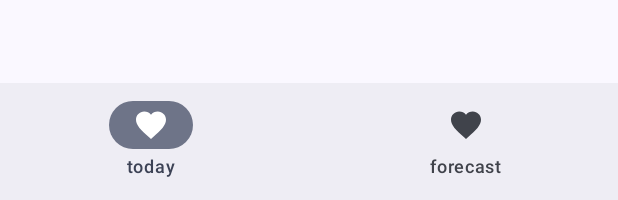
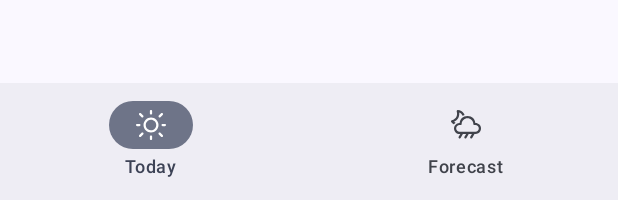
Before and after one commit to Niqrs/Weather-App, an Android app built with Jetpack Compose: the @Preview function DefaultPreview, on a phone screen of 412 x 824 dp. Shown: the part 1033-1233 px from the top of the screen. Run offline under Robolectric (Android 15) with nearby library versions, the phone set to English and light mode, and no system bars.

Commit message:
Added weather icons

```diff
--- a/app/src/main/java/com/niqr/weatherapp/navigation/Navigation.kt
+++ b/app/src/main/java/com/niqr/weatherapp/navigation/Navigation.kt
@@ -5,8 +5,8 @@ import androidx.compose.material.icons.filled.Favorite
 import androidx.compose.material3.*
 import androidx.compose.runtime.Composable
 import androidx.compose.runtime.getValue
+import androidx.compose.ui.res.painterResource
 import androidx.navigation.NavController
-import androidx.navigation.NavDestination.Companion.hierarchy
 import androidx.navigation.compose.NavHost
 import androidx.navigation.compose.composable
 import androidx.navigation.compose.currentBackStackEntryAsState
@@ -37,8 +37,8 @@ fun BottomNavigationBar(navController: NavController) {
     NavigationBar() {
         bottomBarScreens.forEach { screen ->
             NavigationBarItem(
-                icon = { Icon(Icons.Filled.Favorite, contentDescription = null) },
-                label = { Text(screen.route) },
+                icon = { Icon(painter = painterResource(screen.icon!!), contentDescription = null) },
+                label = { Text(screen.route.replaceFirstChar{ it.uppercaseChar() }) },
                 selected = currentRoute == screen.route,
                 onClick = {
                     navController.navigate(screen.route) {
--- a/app/src/main/java/com/niqr/weatherapp/navigation/Screen.kt
+++ b/app/src/main/java/com/niqr/weatherapp/navigation/Screen.kt
@@ -1,8 +1,13 @@
 package com.niqr.weatherapp.navigation
 
-sealed class Screen(val route: String) {
-    object Today : Screen("today")
-    object  Forecast : Screen("forecast")
+import android.graphics.drawable.Icon
+import androidx.compose.material3.Icon
+import com.niqr.weatherapp.R
+
+
+sealed class Screen(val route: String, val icon: Int? = null) {
+    object Today : Screen("today", R.drawable.ic_weather_day_clear_sky_24dp)
+    object  Forecast : Screen("forecast", R.drawable.ic_weather_night_rain_24dp)
 }
 
 val bottomBarScreens = listOf(
--- /dev/null
+++ b/app/src/main/res/drawable/ic_weather_day_clear_sky_24dp.xml
@@ -0,0 +1,9 @@
+<vector xmlns:android="http://schemas.android.com/apk/res/android"
+    android:width="24dp"
+    android:height="24dp"
+    android:viewportWidth="24"
+    android:viewportHeight="24">
+  <path
+      android:pathData="M12,2a0.75,0.75 0,0 1,0.75 0.75v1.5a0.75,0.75 0,1 1,-1.5 0v-1.5A0.75,0.75 0,0 1,12 2ZM12,17a5,5 0,1 0,0 -10,5 5,0 0,0 0,10ZM12,15.5a3.5,3.5 0,1 1,0 -7,3.5 3.5,0 0,1 0,7ZM21.25,12.75a0.75,0.75 0,1 0,0 -1.5h-1.5a0.75,0.75 0,1 0,0 1.5h1.5ZM12,19a0.75,0.75 0,0 1,0.75 0.75v1.5a0.75,0.75 0,1 1,-1.5 0v-1.5A0.75,0.75 0,0 1,12 19ZM4.25,12.75a0.75,0.75 0,1 0,0 -1.5h-1.5a0.75,0.75 0,1 0,0 1.5h1.5ZM4.22,4.22a0.75,0.75 0,0 1,1.06 0l1.5,1.5a0.75,0.75 0,0 1,-1.06 1.06l-1.5,-1.5a0.75,0.75 0,0 1,0 -1.06ZM5.28,19.78a0.75,0.75 0,1 1,-1.06 -1.06l1.5,-1.5a0.75,0.75 0,1 1,1.06 1.06l-1.5,1.5ZM19.78,4.22a0.75,0.75 0,0 0,-1.06 0l-1.5,1.5a0.75,0.75 0,0 0,1.06 1.06l1.5,-1.5a0.75,0.75 0,0 0,0 -1.06ZM18.72,19.78a0.75,0.75 0,1 0,1.06 -1.06l-1.5,-1.5a0.75,0.75 0,1 0,-1.06 1.06l1.5,1.5Z"
+      android:fillColor="#000"/>
+</vector>
--- /dev/null
+++ b/app/src/main/res/drawable/ic_weather_night_rain_24dp.xml
@@ -0,0 +1,9 @@
+<vector xmlns:android="http://schemas.android.com/apk/res/android"
+    android:width="24dp"
+    android:height="24dp"
+    android:viewportWidth="24"
+    android:viewportHeight="24">
+  <path
+      android:pathData="M13.001,6.017c3.169,0 4.966,2.098 5.228,4.63h0.08A3.688,3.688 0,0 1,22 14.33a3.685,3.685 0,0 1,-3.692 3.683h-0.636l-1.536,2.612a0.75,0.75 0,0 1,-1.344 -0.658l0.045,-0.092 1.103,-1.863h-2.136l-1.536,2.613a0.75,0.75 0,0 1,-1.344 -0.658l0.045,-0.092 1.103,-1.863L9.935,18.012L8.4,20.625a0.75,0.75 0,0 1,-1.344 -0.658l0.045,-0.092 1.102,-1.863h-0.51a3.687,3.687 0,0 1,-3.691 -3.682,3.687 3.687,0 0,1 3.692,-3.682h0.08c0.263,-2.55 2.059,-4.63 5.227,-4.63v-0.001ZM13.001,7.515c-2.071,0 -3.877,1.633 -3.877,3.89 0,0.357 -0.319,0.637 -0.684,0.637h-0.69c-1.261,0 -2.284,1.002 -2.284,2.237s1.023,2.236 2.284,2.236h10.503c1.26,0 2.283,-1.001 2.283,-2.236 0,-1.236 -1.023,-2.237 -2.284,-2.237h-0.69c-0.365,0 -0.684,-0.28 -0.684,-0.638 0,-2.285 -1.806,-3.889 -3.877,-3.889ZM6.588,2.01a5.058,5.058 0,0 1,2.263 0.673A5.056,5.056 0,0 1,11.06 5.28c-0.5,0.14 -0.963,0.337 -1.386,0.584A3.555,3.555 0,0 0,7.484 3.7c0.16,1.351 -0.048,2.513 -0.623,3.61l-0.118,0.214c-0.57,0.976 -1.432,1.707 -2.718,2.304 0.318,0.264 0.68,0.472 1.069,0.614 -0.45,0.302 -0.845,0.681 -1.165,1.119l-0.155,-0.085a5.06,5.06 0,0 1,-1.642 -1.514,0.75 0.75,0 0,1 0.365,-1.133c1.643,-0.588 2.528,-1.25 3.034,-2.215 0.553,-1.055 0.655,-2.174 0.288,-3.678a0.75,0.75 0,0 1,0.77 -0.927l-0.001,0.001Z"
+      android:fillColor="#000"/>
+</vector>
```
Also changed, not shown: app/src/main/res/drawable/ic_weather_day_broken_clouds_24dp.xml (added, +9 -0 lines), app/src/main/res/drawable/ic_weather_day_few_clouds_24dp.xml (added, +9 -0 lines), app/src/main/res/drawable/ic_weather_day_mist_24dp.xml (added, +9 -0 lines), app/src/main/res/drawable/ic_weather_day_rain_24dp.xml (added, +9 -0 lines), app/src/main/res/drawable/ic_weather_day_scattered_clouds_24dp.xml (added, +14 -0 lines), app/src/main/res/drawable/ic_weather_day_shower_rain_24dp.xml (added, +12 -0 lines), app/src/main/res/drawable/ic_weather_day_snow_24dp.xml (added, +9 -0 lines), app/src/main/res/drawable/ic_weather_day_thunderstorm_24dp.xml (added, +9 -0 lines), app/src/main/res/drawable/ic_weather_night_broken_clouds_24dp.xml (added, +9 -0 lines), app/src/main/res/drawable/ic_weather_night_clear_sky_24dp.xml (added, +9 -0 lines), app/src/main/res/drawable/ic_weather_night_few_clouds_24dp.xml (added, +9 -0 lines), app/src/main/res/drawable/ic_weather_night_mist_24dp.xml (added, +9 -0 lines), app/src/main/res/drawable/ic_weather_night_scattered_clouds_24dp.xml (added, +14 -0 lines), app/src/main/res/drawable/ic_weather_night_shower_rain_24dp.xml (added, +12 -0 lines), 2 more files.
